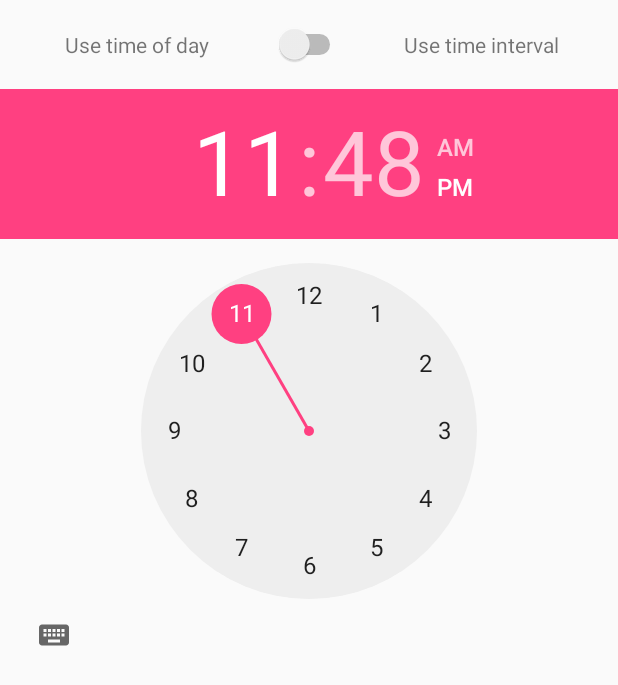
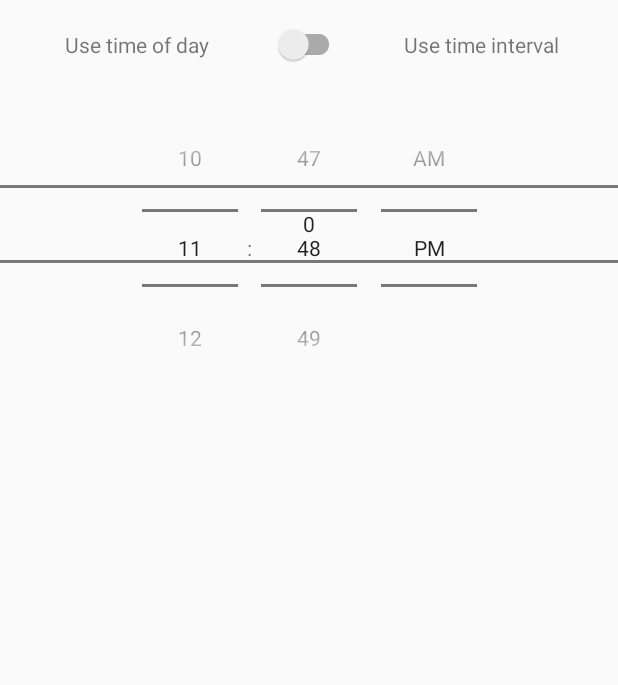
Before and after one commit to djacoronel/Lark, an Android app: the layout layout_set_time.xml on its own in the app's theme, with its tools: preview values and no code run, on a phone screen of 412 x 824 dp. Shown: the top 685 px of the screen. Run offline under Robolectric (Android 15) with nearby library versions, the phone set to English and light mode, and no system bars.

```diff
--- a/app/build.gradle
+++ b/app/build.gradle
@@ -32,6 +32,8 @@ dependencies {
     implementation "org.jetbrains.kotlin:kotlin-stdlib-jre7:$kotlin_version"
     implementation 'com.android.support:appcompat-v7:26.1.0'
     implementation 'com.google.code.gson:gson:2.8.2'
+    ext.anko_version='0.10.4'
+    compile "org.jetbrains.anko:anko-commons:$anko_version"
     // material design
     implementation 'com.android.support:design:26.1.0'
     implementation 'com.android.support.constraint:constraint-layout:1.0.2'
--- a/app/src/main/java/com/djacoronel/lark/data/model/Schedule.kt
+++ b/app/src/main/java/com/djacoronel/lark/data/model/Schedule.kt
@@ -19,6 +19,6 @@ class Schedule{
     var sunday: Boolean = false
 
     override fun toString(): String {
-        return "Category Schedule"
+        return "Schedule: $useInterval, $interval, $time, $monday, $tuesday, $wednesday, $thursday, $friday, $saturday, $sunday"
     }
 }
--- a/app/src/main/res/layout/layout_set_time.xml
+++ b/app/src/main/res/layout/layout_set_time.xml
@@ -1,20 +1,28 @@
 <?xml version="1.0" encoding="utf-8"?>
+<layout
+  xmlns:android="http://schemas.android.com/apk/res/android"
+  xmlns:app="http://schemas.android.com/apk/res-auto">
+  <data>
+    <import type="android.view.View"/>
+    <variable
+      name="viewModel"
+      type="com.djacoronel.lark.addeditcategory.AddEditViewModel"/>
+  </data>
   <android.support.constraint.ConstraintLayout
-  xmlns:android="http://schemas.android.com/apk/res/android"
-  xmlns:app="http://schemas.android.com/apk/res-auto"
-  xmlns:tools="http://schemas.android.com/tools"
+
     android:layout_width="match_parent"
     android:layout_height="match_parent">
 
-  <Switch
+    <android.support.v7.widget.SwitchCompat
       android:id="@+id/switch_useInterval"
       android:layout_width="wrap_content"
       android:layout_height="wrap_content"
       android:layout_marginTop="16dp"
       android:layout_marginStart="8dp"
       android:layout_marginEnd="8dp"
+      android:checked="@={viewModel.useInterval}"
+      android:theme="@style/ColorSwitchStyle"
       app:layout_constraintEnd_toEndOf="parent"
-    app:layout_constraintHorizontal_bias="0.501"
       app:layout_constraintStart_toStartOf="parent"
       app:layout_constraintTop_toTopOf="parent"/>
     <TextView
@@ -23,7 +31,7 @@
       android:layout_height="wrap_content"
       android:layout_marginStart="8dp"
       android:layout_marginEnd="8dp"
-    android:text="Use time interval"
+      android:text="@string/label_use_time_interval"
       app:layout_constraintBottom_toBottomOf="@+id/switch_useInterval"
       app:layout_constraintEnd_toEndOf="parent"
       app:layout_constraintStart_toEndOf="@+id/switch_useInterval"
@@ -34,7 +42,7 @@
       android:layout_height="wrap_content"
       android:layout_marginStart="8dp"
       android:layout_marginEnd="8dp"
-    android:text="Use time of day"
+      android:text="@string/label_use_time_of_day"
       app:layout_constraintBottom_toBottomOf="@+id/switch_useInterval"
       app:layout_constraintEnd_toStartOf="@+id/switch_useInterval"
       app:layout_constraintStart_toStartOf="parent"
@@ -44,8 +52,11 @@
       android:layout_width="wrap_content"
       android:layout_height="wrap_content"
       android:layout_marginTop="16dp"
+      android:visibility="@{viewModel.useInterval? View.GONE : View.VISIBLE}"
+      android:hour="@{viewModel.hourOfDay}"
+      android:minute="@{viewModel.minute}"
+      android:timePickerMode="spinner"
       app:layout_constraintEnd_toEndOf="parent"
-    app:layout_constraintHorizontal_bias="0.0"
       app:layout_constraintStart_toStartOf="parent"
       app:layout_constraintTop_toBottomOf="@+id/switch_useInterval"/>
     <NumberPicker
@@ -53,9 +64,10 @@
       android:layout_width="0dp"
       android:layout_height="wrap_content"
       android:layout_marginTop="16dp"
-    android:theme="@style/DefaultNumberPickerTheme"
-    android:visibility="gone"
+      android:visibility="@{viewModel.useInterval? View.VISIBLE : View.GONE}"
+      android:value="@{viewModel.interval}"
       app:layout_constraintEnd_toEndOf="parent"
       app:layout_constraintStart_toStartOf="parent"
       app:layout_constraintTop_toBottomOf="@+id/switch_useInterval"/>
   </android.support.constraint.ConstraintLayout>
+</layout>
--- a/app/src/main/res/values/strings.xml
+++ b/app/src/main/res/values/strings.xml
@@ -10,6 +10,8 @@
   <string name="placeholder_category_schedule">Cateogry Schedule</string>
   <string name="menu_save">Save</string>
   <string name="hint_category">Category</string>
+  <string name="label_use_time_interval">Use time interval</string>
+  <string name="label_use_time_of_day">Use time of day</string>
 
   <string-array name="intervals">
     <item>every 5 minutes</item>
--- a/app/src/main/res/values/styles.xml
+++ b/app/src/main/res/values/styles.xml
@@ -17,6 +17,12 @@
     <item name="colorControlNormal">@android:color/transparent</item>
   </style>
 
+  <style name="ColorSwitchStyle">
+    <item name="colorControlActivated">#f2f2f2</item>
+    <item name="colorControlNormal">#f2f2f2</item>
+    <item name="trackTint">@android:color/darker_gray</item>
+  </style>
+
   <style name="AppTheme.AppBarOverlay" parent="ThemeOverlay.AppCompat.Dark.ActionBar"/>
 
   <style name="AppTheme.PopupOverlay" parent="ThemeOverlay.AppCompat.Light"/>
```
Also changed, not shown: app/src/main/java/com/djacoronel/lark/addeditcategory/AddEditActivity.kt (+37 -7 lines), app/src/main/java/com/djacoronel/lark/addeditcategory/AddEditViewModel.kt (+28 -5 lines). Lines whose indentation alone changed are shown as unchanged.
